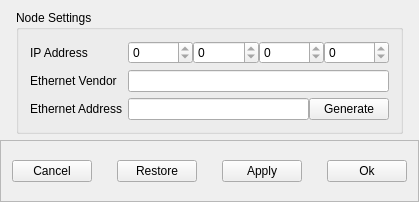
Before: the Qt Designer form NovaGUI/UI/nodePopup.ui in altf4/Nova, drawn with Qt 5.
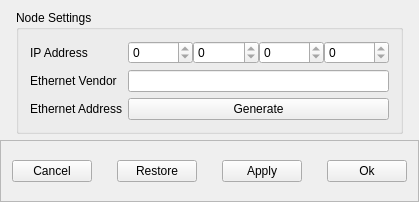
After: the same form once the commit is applied.

Commit message:
NovaConfig: Edit Nodes
Initial MAC Address configuration is now implemented in the haystack node
editing pop-up.

What changed in the file:
```diff
--- a/NovaGUI/UI/nodePopup.ui
+++ b/NovaGUI/UI/nodePopup.ui
@@ -158,13 +158,6 @@
          <property name="spacing">
           <number>0</number>
          </property>
-         <item>
-          <widget class="QLineEdit" name="ethernetEdit">
-           <property name="toolTip">
-            <string>This is the MAC address the node will use when replying to arp requests or attempting to get a DHCP lease on an IP Address. To auto generate a MAC address current unused by the Haystack press generate.</string>
-           </property>
-          </widget>
-         </item>
          <item>
           <widget class="QPushButton" name="generateButton">
            <property name="toolTip">
```
Left out of the diff: 8 changed lines with no effect on the pictures. The commit also changes 14 other files.
